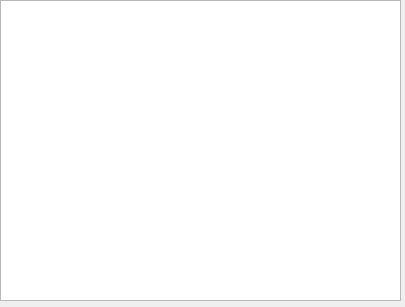
Before: the Qt Designer form Core/src/AppSelector.ui in ButtonHeck/Ouquitoure, drawn with Qt 5.
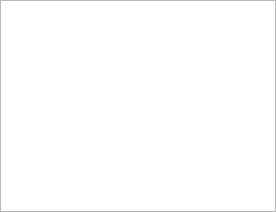
After: the same form once the commit is applied.

The edit to the form file:
```diff
--- a/Core/src/AppSelector.ui
+++ b/Core/src/AppSelector.ui
@@ -6,23 +6,40 @@
    <rect>
     <x>0</x>
     <y>0</y>
-    <width>405</width>
-    <height>307</height>
+    <width>276</width>
+    <height>212</height>
    </rect>
   </property>
+  <property name="sizePolicy">
+   <sizepolicy hsizetype="Expanding" vsizetype="Expanding">
+    <horstretch>0</horstretch>
+    <verstretch>0</verstretch>
+   </sizepolicy>
+  </property>
   <property name="windowTitle">
    <string>Form</string>
   </property>
-  <widget class="QWidget" name="verticalLayoutWidget">
-   <property name="geometry">
-    <rect>
-     <x>0</x>
-     <y>0</y>
-     <width>401</width>
-     <height>301</height>
-    </rect>
+  <layout class="QGridLayout" name="gridLayout">
+   <property name="leftMargin">
+    <number>0</number>
    </property>
+   <property name="topMargin">
+    <number>0</number>
+   </property>
+   <property name="rightMargin">
+    <number>0</number>
+   </property>
+   <property name="bottomMargin">
+    <number>0</number>
+   </property>
+   <property name="spacing">
+    <number>0</number>
+   </property>
+   <item row="0" column="0">
    <layout class="QVBoxLayout" name="layout">
+     <property name="spacing">
+      <number>6</number>
+     </property>
     <item>
      <widget class="QTableView" name="appsTableView">
       <property name="alternatingRowColors">
@@ -34,7 +51,8 @@
      </widget>
     </item>
    </layout>
-  </widget>
+   </item>
+  </layout>
  </widget>
  <resources/>
  <connections/>
```
Lines whose indentation alone changed are shown as unchanged.
